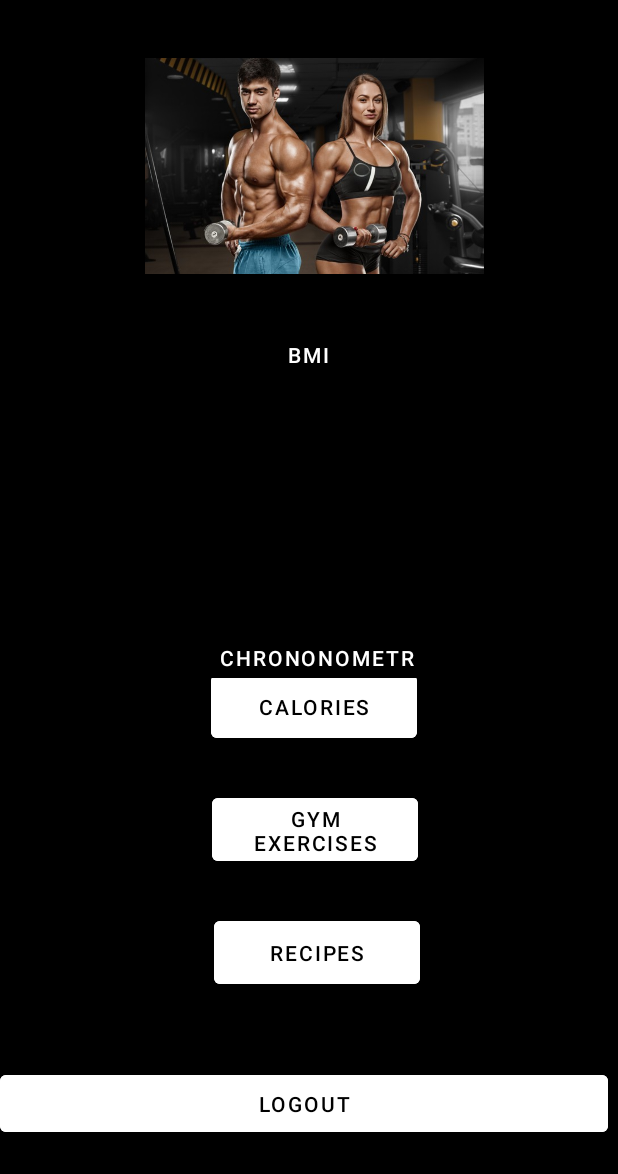
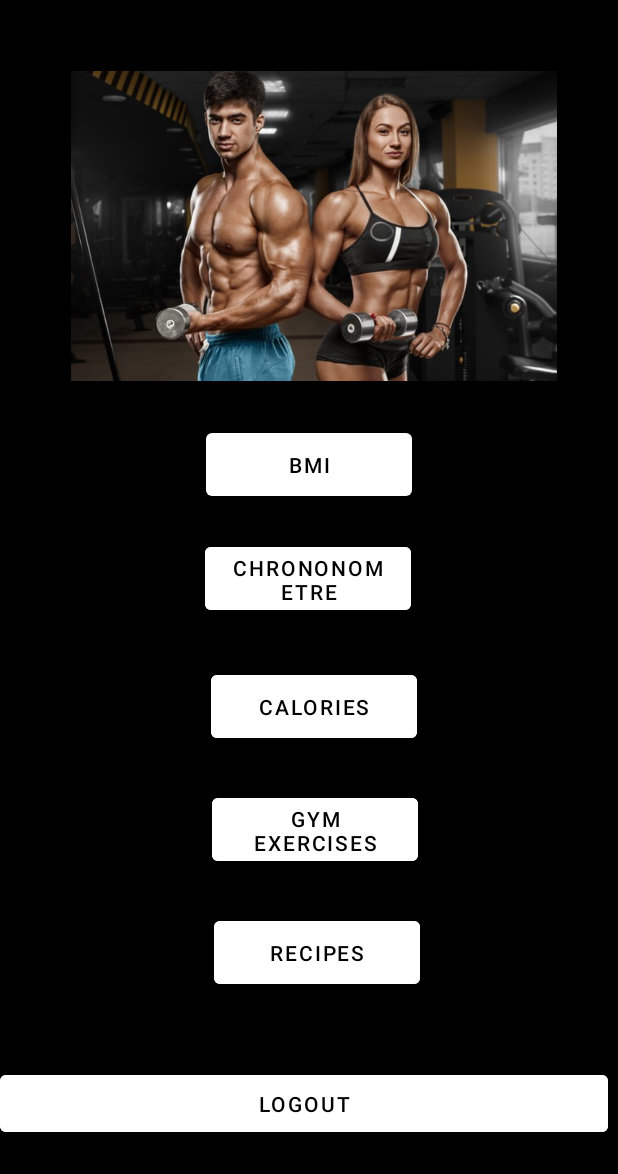
Before and after one commit to oumab26/MobileApp_Sante, an Android app: the MenuActivity screen opened directly, with no data from a screen before it, on a phone screen of 412 x 824 dp, the part 62-1236 px from its top. Run offline under Robolectric (Android 15) with nearby library versions, the phone set to English and light mode, and no system bars.

Commit message:
Adjust buttons

```diff
--- a/app/src/main/res/layout/activity_menu.xml
+++ b/app/src/main/res/layout/activity_menu.xml
@@ -35,8 +35,8 @@
 
     <ImageView
         android:id="@+id/imageView5"
-        android:layout_width="314dp"
-        android:layout_height="144dp"
+        android:layout_width="324dp"
+        android:layout_height="224dp"
         android:layout_marginTop="24dp"
         app:layout_constraintEnd_toEndOf="parent"
         app:layout_constraintHorizontal_bias="0.535"
@@ -60,23 +60,26 @@
 
     <Button
         android:id="@+id/btnCalorie"
-        android:layout_width="163dp"
-        android:layout_height="43dp"
-        android:layout_marginTop="200dp"
+         android:layout_width="137dp"
+        android:layout_height="54dp"
+        android:layout_marginTop="268dp"
+        android:backgroundTint="@color/white"
         android:text="BMI"
+	android:textColor="#000"
         app:layout_constraintEnd_toEndOf="parent"
-        app:layout_constraintHorizontal_bias="0.498"
         app:layout_constraintStart_toStartOf="parent"
         app:layout_constraintTop_toTopOf="parent" />
 
     <Button
         android:id="@+id/btnchrono"
-        android:layout_width="170dp"
-        android:layout_height="39dp"
-        android:layout_marginTop="404dp"
+       	 android:layout_width="137dp"
+        android:layout_height="54dp"
+        android:layout_marginTop="344dp"
+        android:backgroundTint="@color/white"
+	android:textColor="#000"
         android:text="Chrononometre"
         app:layout_constraintEnd_toEndOf="parent"
-        app:layout_constraintHorizontal_bias="0.522"
+        app:layout_constraintHorizontal_bias="0.497"
         app:layout_constraintStart_toStartOf="parent"
         app:layout_constraintTop_toTopOf="parent" />
 
```
